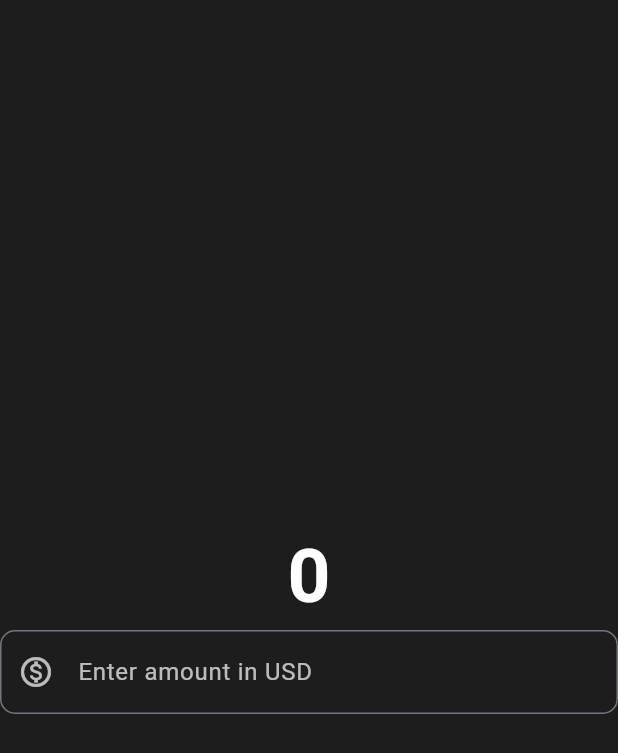
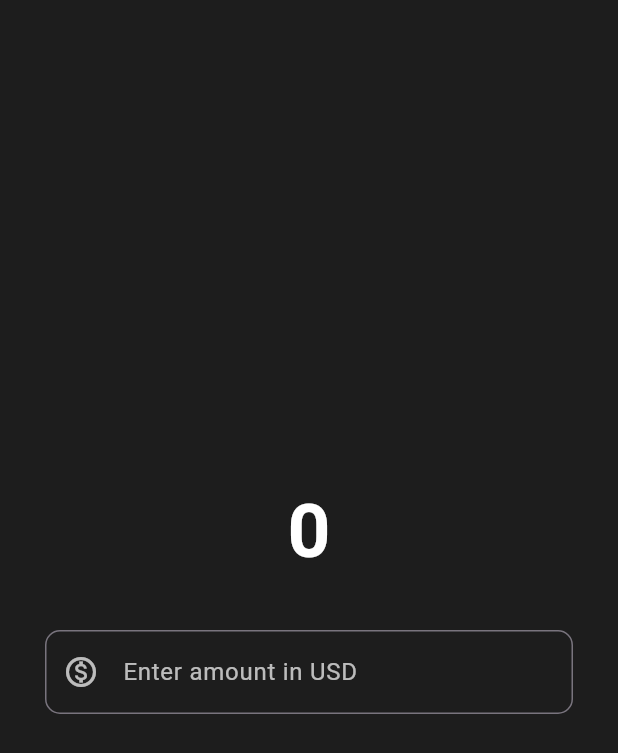
Before and after one commit to ututeteneonitero/currency_convert_app, a Flutter app: the screen it shows after launch, on a phone screen of 412 x 824 dp. Shown: the top 753 px of the screen. Run offline on Flutter 3.47's test engine with Material 3 defaults, Android fonts, the phone set to English and light mode, and no system bars.

Commit message:
use padding

```diff
--- a/lib/currency_material_page.dart
+++ b/lib/currency_material_page.dart
@@ -21,7 +21,9 @@ class CurrencyMaterialPage extends StatelessWidget {
                   color: Colors.white,
                 ),
               ),
-              TextField(
+              Padding(
+                padding: EdgeInsets.all(30),
+                child: TextField(
                   style: TextStyle(
                     color: Colors.white,
                   ),
@@ -38,10 +40,10 @@ class CurrencyMaterialPage extends StatelessWidget {
                       borderSide: BorderSide(color: Colors.white54),
                       borderRadius: BorderRadius.all(Radius.circular(10)),
                     ),
-
                   ),
                   keyboardType: const TextInputType.numberWithOptions(
                     decimal: true,
+                  ),
                 ),
               ),
             ],
```
Lines whose indentation alone changed are shown as unchanged.
